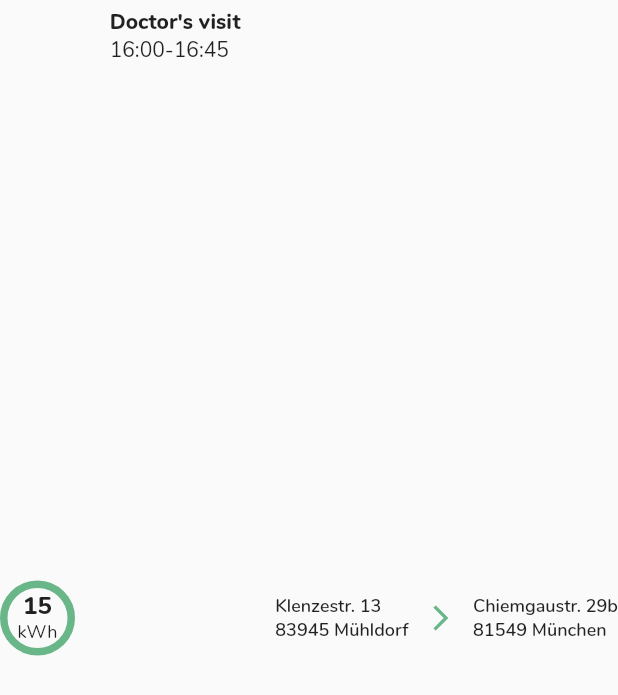
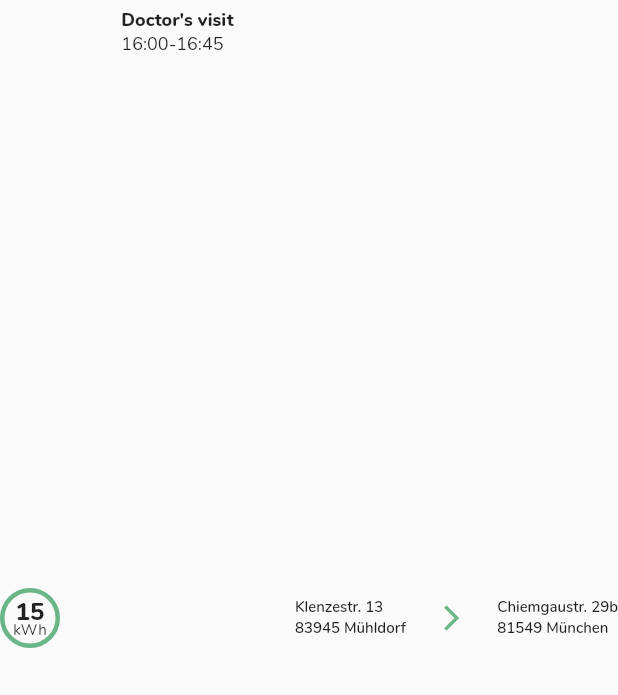
Before and after one commit to mfgburger/ChargeQ, a Flutter app: the SingleTrip widget shown alone on an empty page, opened directly, on a phone screen of 412 x 824 dp. Shown: the top 695 px of the screen. Run offline on Flutter 3.47's test engine with Material 2 defaults, Android fonts, the light colour scheme and no system bars.

Commit message:
font size changes in upcoming trips

```diff
--- a/frontend/chargeq_app/lib/pages/main/mainPage.dart
+++ b/frontend/chargeq_app/lib/pages/main/mainPage.dart
@@ -9,7 +9,7 @@ class MainPage extends StatelessWidget {
     return Scaffold(
       body: SafeArea(
         child: Padding(
-          padding: const EdgeInsets.symmetric(horizontal: 15),
+          padding: const EdgeInsets.symmetric(horizontal: 12),
           child: ListView(
             children: [
               Padding(
--- a/frontend/chargeq_app/lib/pages/main/tripsSection.dart
+++ b/frontend/chargeq_app/lib/pages/main/tripsSection.dart
@@ -79,11 +79,11 @@ class SingleTrip extends StatelessWidget {
           Stack(
             children: [
               Container(
-                  width: 50.0,
-                  height: 50.0,
+                  width: 40,
+                  height: 40,
                   decoration: new BoxDecoration(
                     shape: BoxShape.circle,
-                    border: Border.all(color: myGreen, width: 5),
+                    border: Border.all(color: myGreen, width: 3),
                   )),
               Positioned.fill(
                   child: Align(
@@ -103,7 +103,7 @@ class SingleTrip extends StatelessWidget {
                             ),
                           ),
                           Text("kWh",
-                              style: TextStyle(fontSize: 12),
+                              style: TextStyle(fontSize: 10, height: 0.8),
                               textAlign: TextAlign.center)
                         ],
                       ))),
@@ -113,16 +113,16 @@ class SingleTrip extends StatelessWidget {
           Column(
             crossAxisAlignment: CrossAxisAlignment.start,
             children: [
-              Text(title, style: TextStyle(fontWeight: FontWeight.w800)),
-              Text(time)
+              Text(title, style: TextStyle(fontSize: 12, fontWeight: FontWeight.w800)),
+              Text(time, style: TextStyle(fontSize: 12))
             ],
           ),
           Spacer(flex: 2),
-          Text(from, style: TextStyle(fontSize: 12, fontWeight: FontWeight.w600)),
+          Text(from, style: TextStyle(fontSize: 10, fontWeight: FontWeight.w600)),
           Spacer(),
           Icon(Icons.arrow_forward_ios, color: myGreen, size: 20),
           Spacer(),
-          Text(to, style: TextStyle(fontSize: 12, fontWeight: FontWeight.w600))
+          Text(to, style: TextStyle(fontSize: 10, fontWeight: FontWeight.w600))
         ],
       ),
     );
```
Also changed, not shown: 1 other file.
